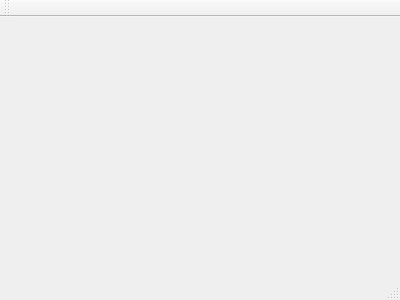
The window that mainwindow.ui (bebenekrobert/QtStates) describes before a commit, drawn with Qt 5.
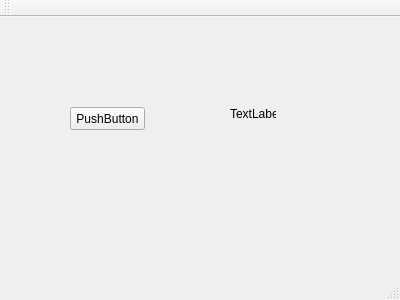
The same window after the commit.

Commit message: add btn and lbl

Diff of the .ui file:
```diff
--- a/mainwindow.ui
+++ b/mainwindow.ui
@@ -12,13 +12,55 @@
   <property name="windowTitle" >
    <string>MainWindow</string>
   </property>
-  <widget class="QMenuBar" name="menuBar" />
-  <widget class="QToolBar" name="mainToolBar" />
-  <widget class="QWidget" name="centralWidget" />
-  <widget class="QStatusBar" name="statusBar" />
+  <widget class="QWidget" name="centralWidget">
+   <widget class="QPushButton" name="pushButton">
+    <property name="geometry">
+     <rect>
+      <x>70</x>
+      <y>90</y>
+      <width>75</width>
+      <height>23</height>
+     </rect>
+    </property>
+    <property name="text">
+     <string>PushButton</string>
+    </property>
+   </widget>
+   <widget class="QLabel" name="label">
+    <property name="geometry">
+     <rect>
+      <x>230</x>
+      <y>90</y>
+      <width>46</width>
+      <height>13</height>
+     </rect>
+    </property>
+    <property name="text">
+     <string>TextLabel</string>
+    </property>
+   </widget>
+  </widget>
+  <widget class="QMenuBar" name="menuBar">
+   <property name="geometry">
+    <rect>
+     <x>0</x>
+     <y>0</y>
+     <width>400</width>
+     <height>21</height>
+    </rect>
+   </property>
+  </widget>
+  <widget class="QToolBar" name="mainToolBar">
+   <attribute name="toolBarArea">
+    <enum>TopToolBarArea</enum>
+   </attribute>
+   <attribute name="toolBarBreak">
+    <bool>false</bool>
+   </attribute>
+  </widget>
+  <widget class="QStatusBar" name="statusBar"/>
  </widget>
- <layoutDefault spacing="6" margin="11" />
- <pixmapfunction></pixmapfunction>
+ <layoutdefault spacing="6" margin="11"/>
  <resources/>
  <connections/>
 </ui>
```
Left out of the diff: 7 changed lines with no effect on the pictures.
